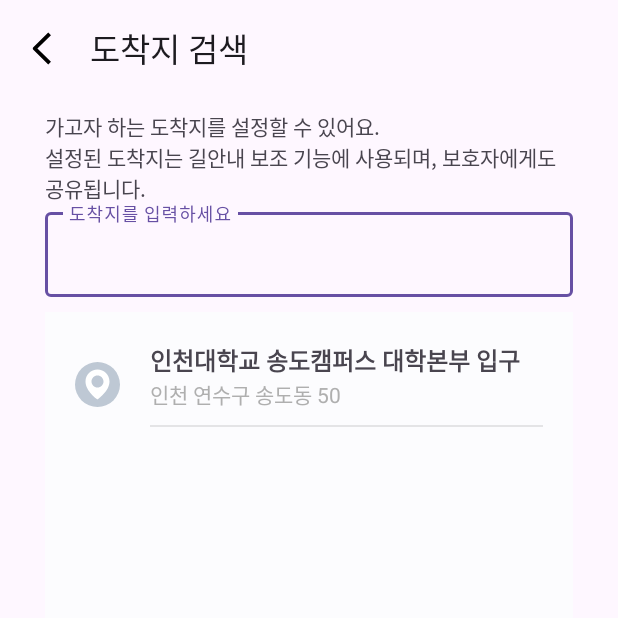
After one commit to SafeWay-CapstoneDesign/Frontend, an Android app: the SearchLocationActivity screen opened directly, with no data from a screen before it, on a phone screen of 412 x 824 dp, the top half of it. The commit adds this screen. Run offline under Robolectric (Android 15) with nearby library versions, the phone set to English and light mode, and no system bars.

Commit message:
feat: 위치 및 길안내 ui 구현 및 도착지 검색 ui 구현

```diff
--- a/app/src/main/AndroidManifest.xml
+++ b/app/src/main/AndroidManifest.xml
@@ -13,6 +13,9 @@
         android:theme="@style/Theme.SafeWay"
         tools:targetApi="31">
         <activity
+            android:name=".SearchLocationActivity"
+            android:exported="false" />
+        <activity
             android:name=".AddDeviceActivity"
             android:exported="false" />
         <activity
--- /dev/null
+++ b/app/src/main/java/com/example/safeway/SearchLocationActivity.kt
@@ -0,0 +1,33 @@
+package com.example.safeway
+
+import android.os.Bundle
+import android.widget.Button
+import androidx.appcompat.widget.Toolbar
+import androidx.activity.enableEdgeToEdge
+import androidx.appcompat.app.AppCompatActivity
+import androidx.core.view.ViewCompat
+import androidx.core.view.WindowInsetsCompat
+
+class SearchLocationActivity : AppCompatActivity() {
+    override fun onCreate(savedInstanceState: Bundle?) {
+        super.onCreate(savedInstanceState)
+        enableEdgeToEdge()
+        setContentView(R.layout.activity_search_location)
+        ViewCompat.setOnApplyWindowInsetsListener(findViewById(R.id.main)) { v, insets ->
+            val systemBars = insets.getInsets(WindowInsetsCompat.Type.systemBars())
+            v.setPadding(systemBars.left, systemBars.top, systemBars.right, systemBars.bottom)
+            insets
+
+        }
+
+        val toolbar: Toolbar = findViewById(R.id.toolbar)
+        toolbar.setNavigationOnClickListener {
+            onBackPressedDispatcher.onBackPressed() // 새 방식으로 뒤로가기 동작 호출
+        }
+
+
+
+
+    }
+
+}
--- /dev/null
+++ b/app/src/main/res/drawable/locationicon.xml
@@ -0,0 +1,12 @@
+<vector xmlns:android="http://schemas.android.com/apk/res/android"
+    android:width="30dp"
+    android:height="30dp"
+    android:viewportWidth="30"
+    android:viewportHeight="30">
+  <path
+      android:pathData="M15,15m-15,0a15,15 0,1 1,30 0a15,15 0,1 1,-30 0"
+      android:fillColor="#BEC8D4"/>
+  <path
+      android:pathData="M15,5C10.589,5 7,8.589 7,12.995C6.971,19.44 14.696,24.784 15,25C15,25 23.029,19.44 23,13C23,8.589 19.411,5 15,5ZM15,17C12.79,17 11,15.21 11,13C11,10.79 12.79,9 15,9C17.21,9 19,10.79 19,13C19,15.21 17.21,17 15,17Z"
+      android:fillColor="#ffffff"/>
+</vector>
--- /dev/null
+++ b/app/src/main/res/layout/activity_search_location.xml
@@ -0,0 +1,116 @@
+<?xml version="1.0" encoding="utf-8"?>
+<androidx.constraintlayout.widget.ConstraintLayout xmlns:android="http://schemas.android.com/apk/res/android"
+    xmlns:app="http://schemas.android.com/apk/res-auto"
+    xmlns:tools="http://schemas.android.com/tools"
+    android:id="@+id/main"
+    android:layout_width="match_parent"
+    android:layout_height="match_parent"
+    tools:context=".SearchLocationActivity">
+
+    <androidx.appcompat.widget.Toolbar
+        android:id="@+id/toolbar"
+        android:layout_width="match_parent"
+        android:layout_height="wrap_content"
+        android:background="#00FFFFFF"
+        android:minHeight="?attr/actionBarSize"
+        android:theme="?attr/actionBarTheme"
+        app:layout_constraintStart_toStartOf="parent"
+        app:layout_constraintTop_toTopOf="parent"
+        app:navigationIcon="@drawable/back"
+        app:title="도착지 검색" />
+
+    <LinearLayout
+        android:layout_width="0dp"
+        android:layout_height="0dp"
+        android:orientation="vertical"
+        android:paddingLeft="30sp"
+        android:paddingTop="10sp"
+        android:paddingRight="30sp"
+        android:paddingBottom="10sp"
+        app:layout_constraintBottom_toBottomOf="parent"
+        app:layout_constraintEnd_toEndOf="parent"
+        app:layout_constraintHorizontal_bias="0.5"
+        app:layout_constraintStart_toStartOf="parent"
+        app:layout_constraintTop_toBottomOf="@+id/toolbar">
+
+        <TextView
+            android:id="@+id/textView11"
+            android:layout_width="match_parent"
+            android:layout_height="wrap_content"
+            android:text="가고자 하는 도착지를 설정할 수 있어요. \n설정된 도착지는 길안내 보조 기능에 사용되며, 보호자에게도 공유됩니다." />
+
+        <com.google.android.material.textfield.TextInputLayout
+            android:layout_width="match_parent"
+            android:layout_height="wrap_content">
+
+            <com.google.android.material.textfield.TextInputEditText
+                android:layout_width="match_parent"
+                android:layout_height="wrap_content"
+                android:hint="도착지를 입력하세요" />
+        </com.google.android.material.textfield.TextInputLayout>
+
+        <Space
+            android:layout_width="match_parent"
+            android:layout_height="10sp" />
+
+        <LinearLayout
+            android:layout_width="match_parent"
+            android:layout_height="300sp"
+            android:background="#fcfcfe"
+            android:orientation="vertical"
+            android:padding="20sp">
+
+            <LinearLayout
+                android:layout_width="match_parent"
+                android:layout_height="wrap_content"
+                android:orientation="horizontal">
+
+                <ImageView
+                    android:id="@+id/imageView5"
+                    android:layout_width="wrap_content"
+                    android:layout_height="match_parent"
+                    app:srcCompat="@drawable/locationicon" />
+
+                <Space
+                    android:layout_width="20sp"
+                    android:layout_height="match_parent" />
+
+                <LinearLayout
+                    android:layout_width="match_parent"
+                    android:layout_height="match_parent"
+                    android:layout_weight="1"
+                    android:orientation="vertical">
+
+                    <TextView
+                        android:id="@+id/textView13"
+                        android:layout_width="match_parent"
+                        android:layout_height="wrap_content"
+                        android:layout_weight="1"
+                        android:text="인천대학교 송도캠퍼스 대학본부 입구"
+                        android:textSize="16sp"
+                        android:textStyle="bold" />
+
+                    <TextView
+                        android:id="@+id/textView14"
+                        android:layout_width="match_parent"
+                        android:layout_height="wrap_content"
+                        android:layout_weight="1"
+                        android:text="인천 연수구 송도동 50"
+                        android:textColor="#afafaf" />
+
+                    <Space
+                        android:layout_width="match_parent"
+                        android:layout_height="10sp" />
+
+                    <View
+                        android:id="@+id/view"
+                        android:layout_width="match_parent"
+                        android:layout_height="1sp"
+                        android:background="#e4e4e6" />
+                </LinearLayout>
+
+            </LinearLayout>
+        </LinearLayout>
+    </LinearLayout>
+
+</androidx.constraintlayout.widget.ConstraintLayout>
```
Also changed, not shown: app/src/main/java/com/example/safeway/LocationShareFragment.kt (+12 -42 lines), app/src/main/res/drawable/gaugebar.xml (added, +28 -0 lines), app/src/main/res/layout/fragment_location_share.xml (+59 -3 lines), app/src/main/res/drawable/map.png (added), 2 other files.
